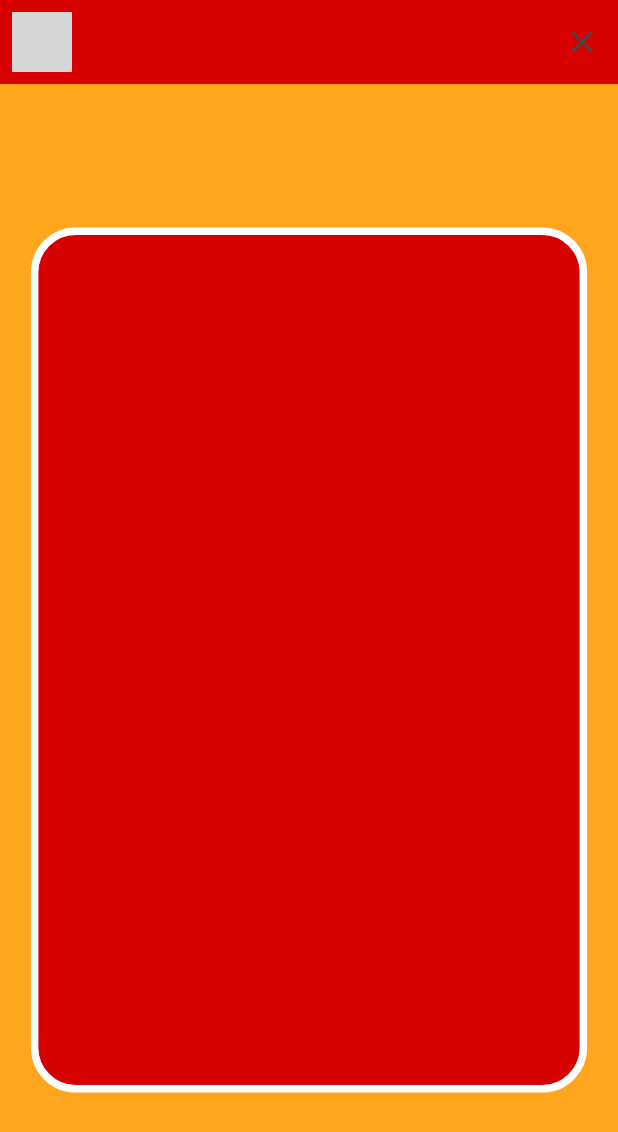
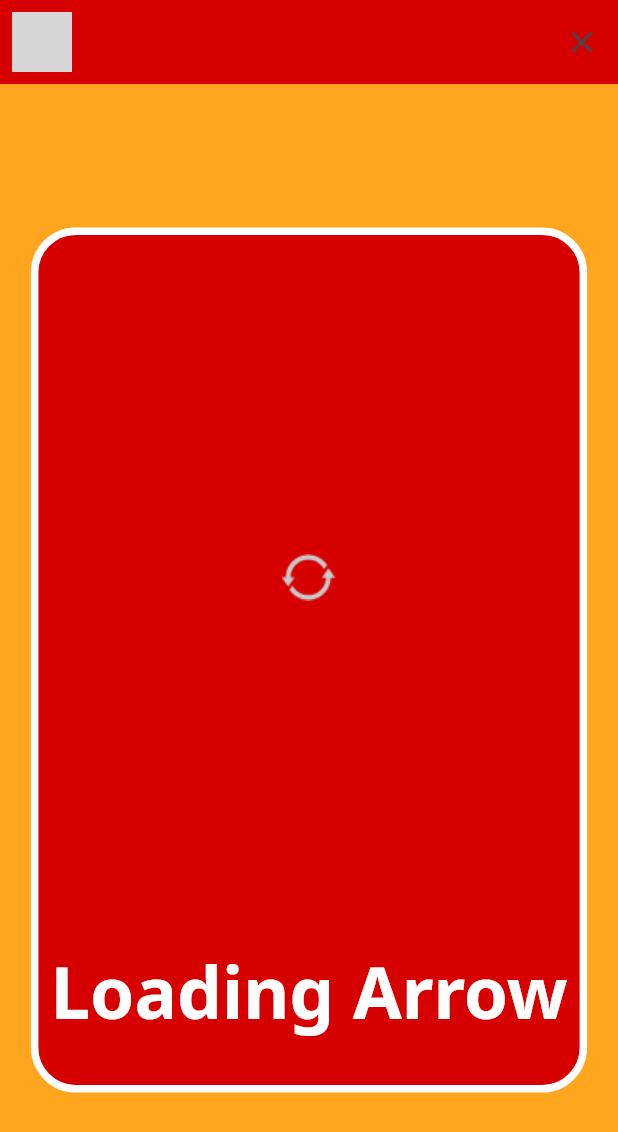
Before and after one commit to naga-k/chinese_flashcards, a Flutter app: the FlashcardsPage screen opened directly, on a phone screen of 412 x 824 dp. Shown: the top 1132 px of the screen. Run offline on Flutter 3.47's test engine with Material 3 defaults, Android fonts, the phone set to English and light mode, and no system bars; our stand-ins replace google_fonts; grey boxes are pictures that could not be loaded.

Commit message:
updated UI (Tutorial 15)

```diff
--- a/lib/components/flash_cards_page/card1.dart
+++ b/lib/components/flash_cards_page/card1.dart
@@ -1,5 +1,6 @@
 import 'package:flashcard/animations/half_flip_animation.dart';
 import 'package:flashcard/animations/slide_animation.dart';
+import 'package:flashcard/components/flash_cards_page/card_display.dart';
 import 'package:flashcard/decorations/flashcard_decoration.dart';
 import 'package:flashcard/enum/slide_direction.dart';
 import 'package:flashcard/notifiers/flashcards_notifier.dart';
@@ -42,7 +43,7 @@ class Card1 extends StatelessWidget {
                 width: size.width * 0.9,
                 height: size.height * 0.7,
                 decoration: flashcardDecoration(context),
-                child: Text(notifier.word1.english),
+                child: const CardDisplay(isCard1: true),
               ),
             ),
           ),
--- a/lib/components/flash_cards_page/card2.dart
+++ b/lib/components/flash_cards_page/card2.dart
@@ -2,6 +2,7 @@ import 'dart:math';
 
 import 'package:flashcard/animations/half_flip_animation.dart';
 import 'package:flashcard/animations/slide_animation.dart';
+import 'package:flashcard/components/flash_cards_page/card_display.dart';
 import 'package:flashcard/decorations/flashcard_decoration.dart';
 import 'package:flashcard/enum/slide_direction.dart';
 import 'package:flashcard/notifiers/flashcards_notifier.dart';
@@ -57,7 +58,7 @@ class Card2 extends StatelessWidget {
                   child: Transform(
                       alignment: Alignment.center,
                       transform: Matrix4.rotationY(pi),
-                      child: Text(notifier.word2.character)),
+                      child: const CardDisplay(isCard1: false)),
                 ),
               ),
             ),
--- /dev/null
+++ b/lib/components/flash_cards_page/card_display.dart
@@ -0,0 +1,60 @@
+import 'package:flashcard/notifiers/flashcards_notifier.dart';
+import 'package:flutter/material.dart';
+import 'package:provider/provider.dart';
+
+class CardDisplay extends StatelessWidget {
+  const CardDisplay({
+    super.key,
+    required this.isCard1,
+  });
+
+  final bool isCard1;
+
+  @override
+  Widget build(BuildContext context) {
+    return Padding(
+      padding: const EdgeInsets.all(8.0),
+      child: Consumer<FlashcardsNotifier>(
+          builder: (context, FlashcardsNotifier notifier, Widget? child) {
+        return isCard1
+            ? Column(
+                children: [
+                  buildImage(notifier.word1.english),
+                  buildTextBox(notifier.word1.english, context, 1),
+                ],
+              )
+            : Column(
+                children: [
+                  buildImage(notifier.word2.english),
+                  buildTextBox(notifier.word2.character, context, 2),
+                  buildTextBox(notifier.word2.pinyin, context, 1),
+                ],
+              );
+      }),
+    );
+  }
+
+  Expanded buildTextBox(String text, BuildContext context, int flex) {
+    return Expanded(
+        flex: flex,
+        child: SizedBox(
+          width: double.infinity,
+          height: double.infinity,
+          child: FittedBox(
+            child: Text(
+              text,
+              style: Theme.of(context).textTheme.headlineLarge,
+            ),
+          ),
+        ));
+  }
+
+  Expanded buildImage(String image) {
+    return Expanded(
+        flex: 4,
+        child: Padding(
+          padding: const EdgeInsets.all(18.0),
+          child: Image.asset('assets/images/$image.png'),
+        ));
+  }
+}
--- a/lib/configs/themes.dart
+++ b/lib/configs/themes.dart
@@ -9,6 +9,11 @@ final appTheme = ThemeData(
           color: Colors.white,
           fontSize: 18,
           fontFamily: GoogleFonts.notoSans().fontFamily),
+      headlineLarge: TextStyle(
+          color: Colors.white,
+          fontSize: 58,
+          fontFamily: GoogleFonts.notoSans().fontFamily,
+          fontWeight: FontWeight.bold),
     ),
     appBarTheme: AppBarTheme(
         elevation: 0,
--- a/lib/notifiers/flashcards_notifier.dart
+++ b/lib/notifiers/flashcards_notifier.dart
@@ -8,7 +8,8 @@ import 'package:flutter/material.dart';
 
 class FlashcardsNotifier extends ChangeNotifier {
   String _topic = '';
-  Word word1 = Word(topic: "", english: "", character: "", pinyin: "");
+  Word word1 =
+      Word(topic: "", english: "Loading Arrow", character: "", pinyin: "");
   Word word2 = Word(topic: "", english: "", character: "", pinyin: "");
   List<Word> selectedWords = [];
 
@@ -27,11 +28,16 @@ class FlashcardsNotifier extends ChangeNotifier {
   }
 
   generateCurrentWord() {
+    if (selectedWords.isEmpty) {
+      generateAllSelectedWords();
+    }
+
     if (selectedWords.isNotEmpty) {
       final r = Random().nextInt(selectedWords.length);
       word1 = selectedWords[r];
       selectedWords.removeAt(r);
-    } else {}
+    }
+
     Future.delayed(const Duration(milliseconds: kSlideAwayDuration), () {
       word2 = word1;
     });
```
Also changed, not shown: 1 other file.
